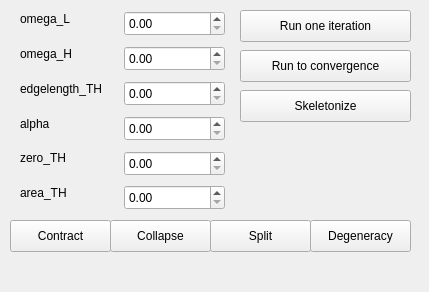
Qt form Polyhedron/demo/Polyhedron/Mean_curvature_flow_skeleton_plugin.ui (CGAL/cgal) before a commit.
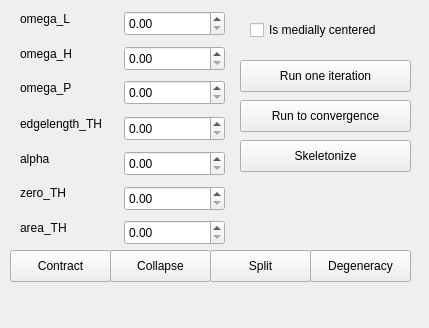
The same form after that commit.

Commit message: add medially centered contraction

Patch:
```diff
--- a/Polyhedron/demo/Polyhedron/Mean_curvature_flow_skeleton_plugin.ui
+++ b/Polyhedron/demo/Polyhedron/Mean_curvature_flow_skeleton_plugin.ui
@@ -7,7 +7,7 @@
     <x>0</x>
     <y>0</y>
     <width>429</width>
-    <height>292</height>
+    <height>328</height>
    </rect>
   </property>
   <property name="windowTitle">
@@ -31,7 +31,7 @@
     <property name="geometry">
      <rect>
       <x>10</x>
-      <y>220</y>
+      <y>250</y>
       <width>101</width>
       <height>32</height>
      </rect>
@@ -44,7 +44,7 @@
     <property name="geometry">
      <rect>
       <x>20</x>
-      <y>116</y>
+      <y>151</y>
       <width>35</width>
       <height>16</height>
      </rect>
@@ -57,7 +57,7 @@
     <property name="geometry">
      <rect>
       <x>124</x>
-      <y>151</y>
+      <y>186</y>
       <width>101</width>
       <height>25</height>
      </rect>
@@ -77,7 +77,7 @@
     <property name="geometry">
      <rect>
       <x>124</x>
-      <y>81</y>
+      <y>116</y>
       <width>101</width>
       <height>25</height>
      </rect>
@@ -87,7 +87,7 @@
     <property name="geometry">
      <rect>
       <x>124</x>
-      <y>116</y>
+      <y>151</y>
       <width>101</width>
       <height>25</height>
      </rect>
@@ -120,7 +120,7 @@
     <property name="geometry">
      <rect>
       <x>20</x>
-      <y>81</y>
+      <y>116</y>
       <width>96</width>
       <height>16</height>
      </rect>
@@ -133,7 +133,7 @@
     <property name="geometry">
      <rect>
       <x>20</x>
-      <y>150</y>
+      <y>185</y>
       <width>53</width>
       <height>16</height>
      </rect>
@@ -146,7 +146,7 @@
     <property name="geometry">
      <rect>
       <x>110</x>
-      <y>220</y>
+      <y>250</y>
       <width>101</width>
       <height>32</height>
      </rect>
@@ -159,7 +159,7 @@
     <property name="geometry">
      <rect>
       <x>210</x>
-      <y>220</y>
+      <y>250</y>
       <width>101</width>
       <height>32</height>
      </rect>
@@ -172,7 +172,7 @@
     <property name="geometry">
      <rect>
       <x>310</x>
-      <y>220</y>
+      <y>250</y>
       <width>101</width>
       <height>32</height>
      </rect>
@@ -185,7 +185,7 @@
     <property name="geometry">
      <rect>
       <x>240</x>
-      <y>10</y>
+      <y>60</y>
       <width>171</width>
       <height>32</height>
      </rect>
@@ -198,7 +198,7 @@
     <property name="geometry">
      <rect>
       <x>240</x>
-      <y>90</y>
+      <y>140</y>
       <width>171</width>
       <height>32</height>
      </rect>
@@ -211,7 +211,7 @@
     <property name="geometry">
      <rect>
       <x>240</x>
-      <y>50</y>
+      <y>100</y>
       <width>171</width>
       <height>32</height>
      </rect>
@@ -224,7 +224,7 @@
     <property name="geometry">
      <rect>
       <x>124</x>
-      <y>185</y>
+      <y>220</y>
       <width>101</width>
       <height>25</height>
      </rect>
@@ -234,7 +234,7 @@
     <property name="geometry">
      <rect>
       <x>20</x>
-      <y>185</y>
+      <y>220</y>
       <width>53</width>
       <height>16</height>
      </rect>
@@ -243,6 +243,42 @@
      <string>area_TH</string>
     </property>
    </widget>
+   <widget class="QLabel" name="label_omega_P">
+    <property name="geometry">
+     <rect>
+      <x>20</x>
+      <y>80</y>
+      <width>59</width>
+      <height>16</height>
+     </rect>
+    </property>
+    <property name="text">
+     <string>omega_P</string>
+    </property>
+   </widget>
+   <widget class="QDoubleSpinBox" name="omega_P">
+    <property name="geometry">
+     <rect>
+      <x>124</x>
+      <y>80</y>
+      <width>101</width>
+      <height>25</height>
+     </rect>
+    </property>
+   </widget>
+   <widget class="QCheckBox" name="is_medially_centered">
+    <property name="geometry">
+     <rect>
+      <x>250</x>
+      <y>20</y>
+      <width>151</width>
+      <height>20</height>
+     </rect>
+    </property>
+    <property name="text">
+     <string>Is medially centered</string>
+    </property>
+   </widget>
    <zorder>zero_TH</zorder>
    <zorder>omega_H</zorder>
    <zorder>edgelength_TH</zorder>
```
Left out of the diff: 3 changed lines with no effect on the pictures. The commit also changes 2 other files.
